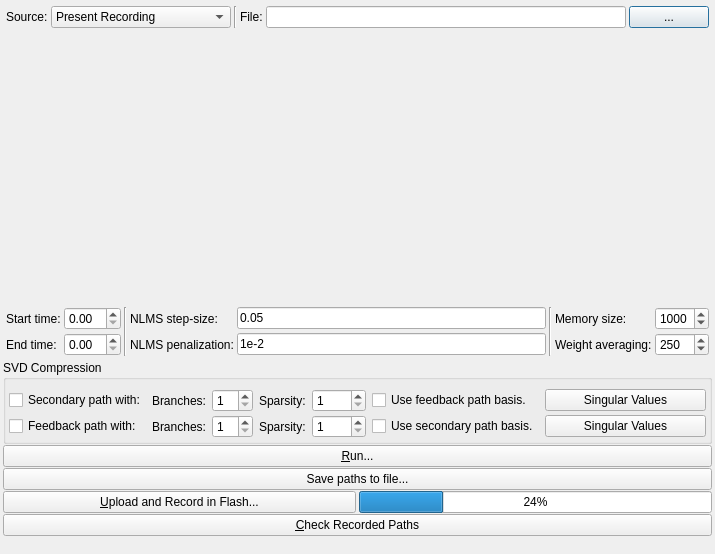
Before: the Qt Designer form uifiles/PathModeling.ui in eduardobatista/ActVibSoftware, drawn with Qt 5.
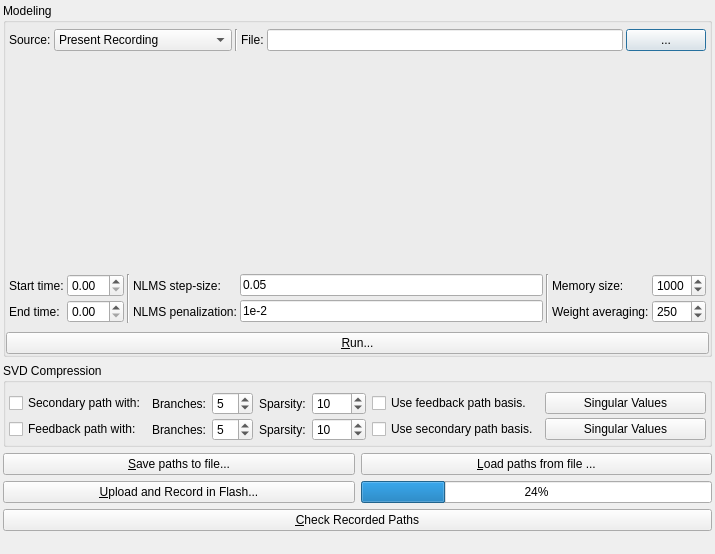
After: the same form once the commit is applied.

Commit message: Improving Path Modeling Dialog.

Patch:
```diff
--- a/uifiles/PathModeling.ui
+++ b/uifiles/PathModeling.ui
@@ -18,7 +18,7 @@
   </property>
   <layout class="QVBoxLayout" name="verticalLayout">
    <property name="spacing">
-    <number>1</number>
+    <number>6</number>
    </property>
    <property name="leftMargin">
     <number>3</number>
@@ -33,118 +33,24 @@
     <number>3</number>
    </property>
    <item>
-    <widget class="QWidget" name="widget_3" native="true">
-     <layout class="QHBoxLayout" name="horizontalLayout">
-      <property name="spacing">
-       <number>3</number>
-      </property>
+    <widget class="QGroupBox" name="groupBox_2">
+     <property name="title">
+      <string>Modeling</string>
+     </property>
+     <layout class="QGridLayout" name="gridLayout_4">
       <property name="leftMargin">
-       <number>3</number>
+       <number>0</number>
       </property>
       <property name="topMargin">
        <number>3</number>
       </property>
       <property name="rightMargin">
-       <number>3</number>
-      </property>
-      <property name="bottomMargin">
-       <number>3</number>
-      </property>
-      <item>
-       <widget class="QLabel" name="label_7">
-        <property name="sizePolicy">
-         <sizepolicy hsizetype="Minimum" vsizetype="Preferred">
-          <horstretch>0</horstretch>
-          <verstretch>0</verstretch>
-         </sizepolicy>
-        </property>
-        <property name="text">
-         <string>Source:</string>
-        </property>
-       </widget>
-      </item>
-      <item>
-       <widget class="QComboBox" name="comboSource">
-        <property name="sizePolicy">
-         <sizepolicy hsizetype="Preferred" vsizetype="Fixed">
-          <horstretch>1</horstretch>
-          <verstretch>0</verstretch>
-         </sizepolicy>
-        </property>
-        <item>
-         <property name="text">
-          <string>Present Recording</string>
-         </property>
-        </item>
-        <item>
-         <property name="text">
-          <string>File</string>
-         </property>
-        </item>
-       </widget>
-      </item>
-      <item>
-       <widget class="Line" name="line_3">
-        <property name="orientation">
-         <enum>Qt::Orientation::Vertical</enum>
-        </property>
-       </widget>
-      </item>
-      <item>
-       <widget class="QLabel" name="label_8">
-        <property name="text">
-         <string>File:</string>
-        </property>
-       </widget>
-      </item>
-      <item>
-       <widget class="QLineEdit" name="fileName">
-        <property name="sizePolicy">
-         <sizepolicy hsizetype="Expanding" vsizetype="Fixed">
-          <horstretch>2</horstretch>
-          <verstretch>0</verstretch>
-         </sizepolicy>
-        </property>
-       </widget>
-      </item>
-      <item>
-       <widget class="QPushButton" name="bOpenFile">
-        <property name="text">
-         <string>...</string>
-        </property>
-       </widget>
-      </item>
-     </layout>
-    </widget>
-   </item>
-   <item>
-    <widget class="QWidget" name="widget" native="true">
-     <property name="sizePolicy">
-      <sizepolicy hsizetype="Preferred" vsizetype="Expanding">
-       <horstretch>0</horstretch>
-       <verstretch>0</verstretch>
-      </sizepolicy>
-     </property>
-     <layout class="QVBoxLayout" name="plotLayout">
-      <property name="spacing">
        <number>0</number>
       </property>
-      <property name="leftMargin">
-       <number>0</number>
-      </property>
-      <property name="topMargin">
-       <number>0</number>
-      </property>
-      <property name="rightMargin">
-       <number>0</number>
-      </property>
       <property name="bottomMargin">
        <number>0</number>
       </property>
-     </layout>
-    </widget>
-   </item>
-   <item>
+      <item row="2" column="0">
     <widget class="QWidget" name="widget_2" native="true">
      <property name="sizePolicy">
       <sizepolicy hsizetype="Minimum" vsizetype="Minimum">
@@ -279,6 +185,128 @@
      </layout>
     </widget>
    </item>
+      <item row="0" column="0">
+       <widget class="QWidget" name="widget_3" native="true">
+        <layout class="QHBoxLayout" name="horizontalLayout">
+         <property name="spacing">
+          <number>3</number>
+         </property>
+         <property name="leftMargin">
+          <number>3</number>
+         </property>
+         <property name="topMargin">
+          <number>3</number>
+         </property>
+         <property name="rightMargin">
+          <number>3</number>
+         </property>
+         <property name="bottomMargin">
+          <number>3</number>
+         </property>
+         <item>
+          <widget class="QLabel" name="label_7">
+           <property name="sizePolicy">
+            <sizepolicy hsizetype="Minimum" vsizetype="Preferred">
+             <horstretch>0</horstretch>
+             <verstretch>0</verstretch>
+            </sizepolicy>
+           </property>
+           <property name="text">
+            <string>Source:</string>
+           </property>
+          </widget>
+         </item>
+         <item>
+          <widget class="QComboBox" name="comboSource">
+           <property name="sizePolicy">
+            <sizepolicy hsizetype="Preferred" vsizetype="Fixed">
+             <horstretch>1</horstretch>
+             <verstretch>0</verstretch>
+            </sizepolicy>
+           </property>
+           <item>
+            <property name="text">
+             <string>Present Recording</string>
+            </property>
+           </item>
+           <item>
+            <property name="text">
+             <string>File</string>
+            </property>
+           </item>
+          </widget>
+         </item>
+         <item>
+          <widget class="Line" name="line_3">
+           <property name="orientation">
+            <enum>Qt::Orientation::Vertical</enum>
+           </property>
+          </widget>
+         </item>
+         <item>
+          <widget class="QLabel" name="label_8">
+           <property name="text">
+            <string>File:</string>
+           </property>
+          </widget>
+         </item>
+         <item>
+          <widget class="QLineEdit" name="fileName">
+           <property name="sizePolicy">
+            <sizepolicy hsizetype="Expanding" vsizetype="Fixed">
+             <horstretch>2</horstretch>
+             <verstretch>0</verstretch>
+            </sizepolicy>
+           </property>
+          </widget>
+         </item>
+         <item>
+          <widget class="QPushButton" name="bOpenFile">
+           <property name="text">
+            <string>...</string>
+           </property>
+          </widget>
+         </item>
+        </layout>
+       </widget>
+      </item>
+      <item row="1" column="0">
+       <widget class="QWidget" name="widget" native="true">
+        <property name="sizePolicy">
+         <sizepolicy hsizetype="Preferred" vsizetype="Expanding">
+          <horstretch>0</horstretch>
+          <verstretch>0</verstretch>
+         </sizepolicy>
+        </property>
+        <layout class="QVBoxLayout" name="plotLayout">
+         <property name="spacing">
+          <number>0</number>
+         </property>
+         <property name="leftMargin">
+          <number>0</number>
+         </property>
+         <property name="topMargin">
+          <number>0</number>
+         </property>
+         <property name="rightMargin">
+          <number>0</number>
+         </property>
+         <property name="bottomMargin">
+          <number>0</number>
+         </property>
+        </layout>
+       </widget>
+      </item>
+      <item row="3" column="0">
+       <widget class="QPushButton" name="bRunModeling">
+        <property name="text">
+         <string>&amp;Run...</string>
+        </property>
+       </widget>
+      </item>
+     </layout>
+    </widget>
+   </item>
    <item>
     <widget class="QGroupBox" name="groupBox">
      <property name="title">
@@ -373,6 +401,9 @@
            <property name="maximum">
             <number>10</number>
            </property>
+           <property name="value">
+            <number>5</number>
+           </property>
           </widget>
          </item>
          <item row="1" column="1">
@@ -390,6 +421,9 @@
            <property name="maximum">
             <number>1000</number>
            </property>
+           <property name="value">
+            <number>10</number>
+           </property>
           </widget>
          </item>
          <item row="1" column="0">
@@ -421,6 +455,9 @@
            <property name="maximum">
             <number>1000</number>
            </property>
+           <property name="value">
+            <number>10</number>
+           </property>
           </widget>
          </item>
          <item row="1" column="5">
@@ -438,6 +475,9 @@
            <property name="maximum">
             <number>10</number>
            </property>
+           <property name="value">
+            <number>5</number>
+           </property>
           </widget>
          </item>
         </layout>
@@ -447,25 +487,40 @@
     </widget>
    </item>
    <item>
-    <widget class="QPushButton" name="bRunModeling">
-     <property name="text">
-      <string>&amp;Run...</string>
-     </property>
-    </widget>
-   </item>
+    <widget class="QWidget" name="widget_6" native="true">
+     <layout class="QHBoxLayout" name="horizontalLayout_2">
+      <property name="leftMargin">
+       <number>0</number>
+      </property>
+      <property name="topMargin">
+       <number>0</number>
+      </property>
+      <property name="rightMargin">
+       <number>0</number>
+      </property>
+      <property name="bottomMargin">
+       <number>0</number>
+      </property>
    <item>
     <widget class="QPushButton" name="bSaveToFile">
      <property name="text">
-      <string>Save paths to file...</string>
-     </property>
+         <string>&amp;Save paths to file...</string>
+        </property>
+       </widget>
+      </item>
+      <item>
+       <widget class="QPushButton" name="bLoadPathsFromFile">
+        <property name="text">
+         <string>&amp;Load paths from file ...</string>
+        </property>
+       </widget>
+      </item>
+     </layout>
     </widget>
    </item>
    <item>
     <widget class="QWidget" name="widget_4" native="true">
-     <layout class="QHBoxLayout" name="horizontalLayout_2">
-      <property name="spacing">
-       <number>3</number>
-      </property>
+     <layout class="QGridLayout" name="gridLayout_3">
       <property name="leftMargin">
        <number>0</number>
       </property>
@@ -478,20 +533,7 @@
       <property name="bottomMargin">
        <number>0</number>
       </property>
-      <item>
-       <widget class="QPushButton" name="bUploadAndRec">
-        <property name="sizePolicy">
-         <sizepolicy hsizetype="Preferred" vsizetype="Fixed">
-          <horstretch>1</horstretch>
-          <verstretch>0</verstretch>
-         </sizepolicy>
-        </property>
-        <property name="text">
-         <string>&amp;Upload and Record in Flash...</string>
-        </property>
-       </widget>
-      </item>
-      <item>
+      <item row="0" column="1">
        <widget class="QProgressBar" name="progressBar">
         <property name="sizePolicy">
          <sizepolicy hsizetype="Expanding" vsizetype="Fixed">
@@ -504,6 +546,19 @@
         </property>
        </widget>
       </item>
+      <item row="0" column="0">
+       <widget class="QPushButton" name="bUploadAndRec">
+        <property name="sizePolicy">
+         <sizepolicy hsizetype="Preferred" vsizetype="Fixed">
+          <horstretch>1</horstretch>
+          <verstretch>0</verstretch>
+         </sizepolicy>
+        </property>
+        <property name="text">
+         <string>&amp;Upload and Record in Flash...</string>
+        </property>
+       </widget>
+      </item>
      </layout>
     </widget>
    </item>
```
Lines whose indentation alone changed are shown as unchanged. The commit also changes 4 other files.
